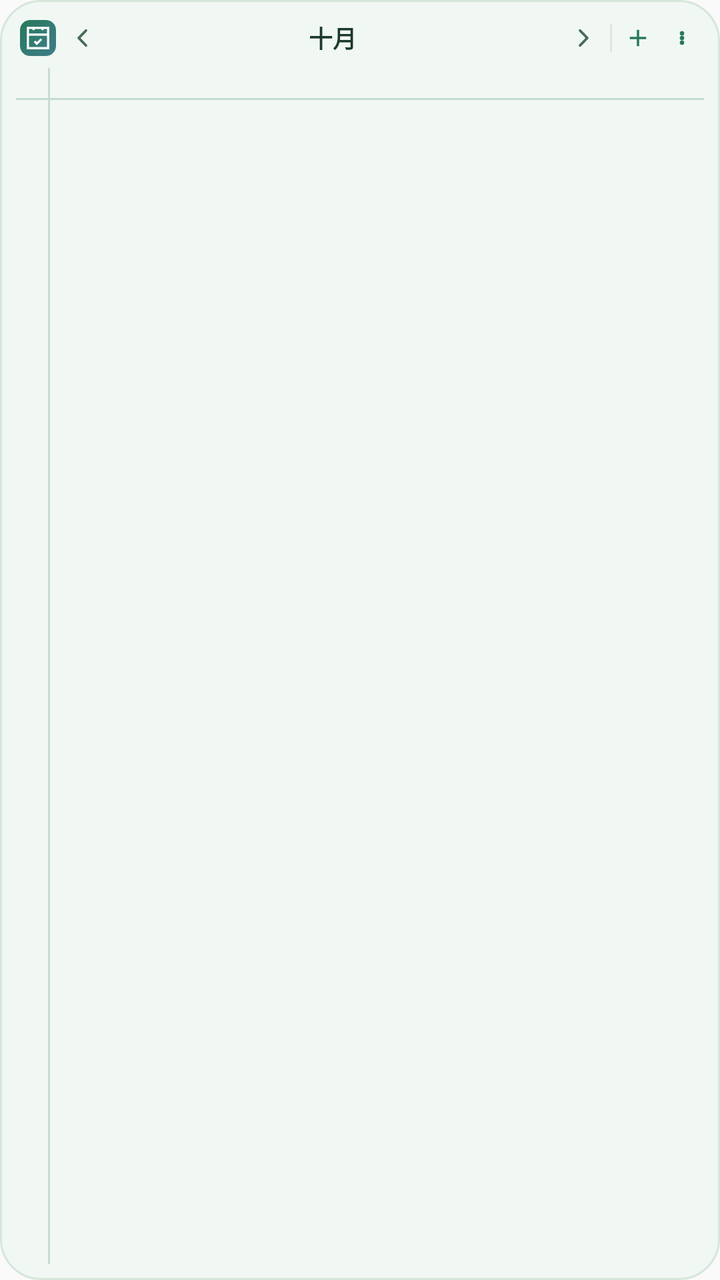
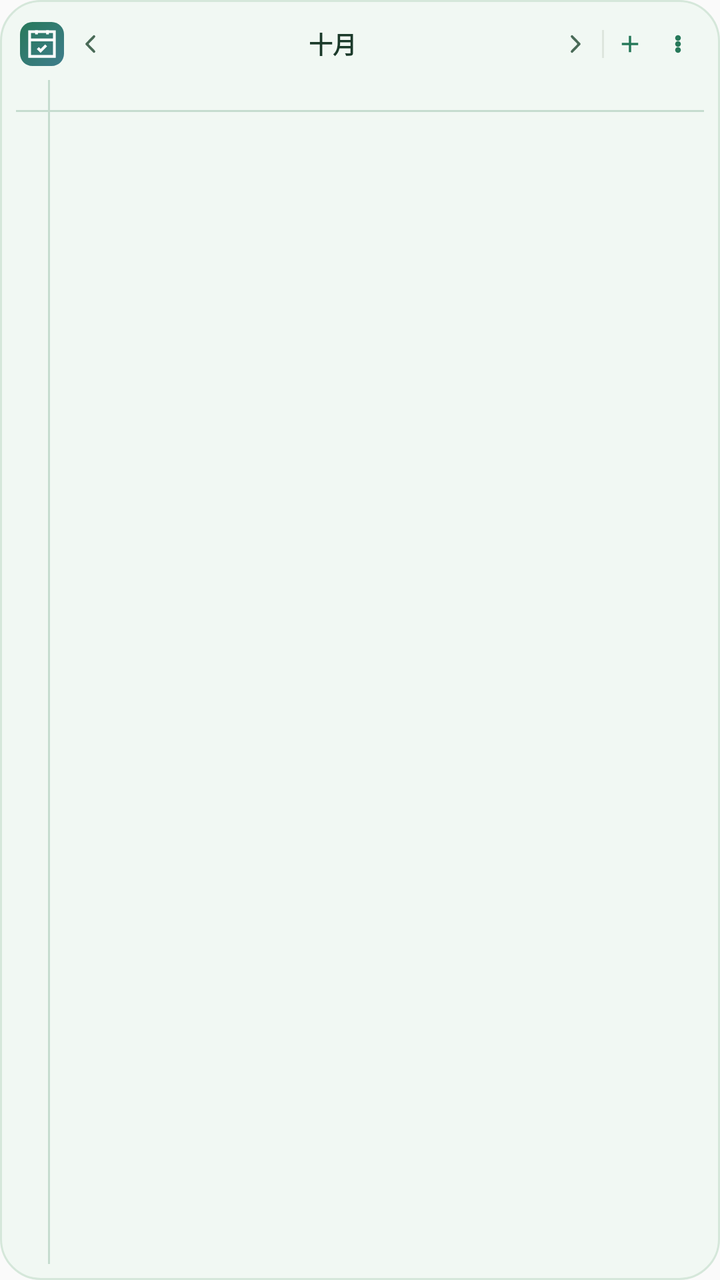

Two renders of the same Android screen: before a commit and after it. Below are the layout's source before the change and the commit's diff.
<!-- AndroidManifest.xml: application theme AppTheme -->
<!-- res/layout/widget_schedule.xml -->
<?xml version="1.0" encoding="utf-8"?>
<LinearLayout xmlns:android="http://schemas.android.com/apk/res/android"
    android:id="@+id/widget_root"
    android:layout_width="match_parent"
    android:layout_height="match_parent"
    android:background="@drawable/widget_bg"
    android:orientation="vertical"
    android:padding="8dp">

    
    <LinearLayout
        android:layout_width="match_parent"
        android:layout_height="22dp"
        android:gravity="center_vertical"
        android:orientation="horizontal">

        <ImageView
            android:id="@+id/iv_logo"
            android:layout_width="22dp"
            android:layout_height="22dp"
            android:contentDescription="回到今天"
            android:padding="2dp"
            android:src="@drawable/ic_widget_logo" />

        <ImageView
            android:id="@+id/btn_prev_month"
            android:layout_width="22dp"
            android:layout_height="22dp"
            android:contentDescription="上一周"
            android:padding="4dp"
            android:src="@drawable/ic_chevron_left" />

        <TextView
            android:id="@+id/tv_month"
            android:layout_width="0dp"
            android:layout_height="22dp"
            android:layout_weight="1"
            android:gravity="center"
            android:text="十月"
            android:textColor="#1B3A2A"
            android:textSize="12sp"
            android:textStyle="bold" />

        <ImageView
            android:id="@+id/btn_next_month"
            android:layout_width="22dp"
            android:layout_height="22dp"
            android:contentDescription="下一周"
            android:padding="4dp"
            android:src="@drawable/ic_chevron_right" />

        <TextView
            android:layout_width="1dp"
            android:layout_height="14dp"
            android:layout_marginLeft="2dp"
            android:layout_marginRight="2dp"
            android:background="#DDE5DD"
            android:text="" />

        <ImageView
            android:id="@+id/btn_add"
            android:layout_width="22dp"
            android:layout_height="22dp"
            android:contentDescription="新建任务"
            android:padding="4dp"
            android:src="@drawable/ic_plus" />

        <ImageView
            android:id="@+id/btn_settings"
            android:layout_width="22dp"
            android:layout_height="22dp"
            android:contentDescription="小组件设置"
            android:padding="4dp"
            android:src="@drawable/ic_more" />
    </LinearLayout>

    
    <LinearLayout
        android:id="@+id/date_strip"
        android:layout_width="match_parent"
        android:layout_height="wrap_content"
        android:layout_marginTop="2dp"
        android:orientation="horizontal" />

    
    <LinearLayout
        android:id="@+id/habit_rows"
        android:layout_width="match_parent"
        android:layout_height="wrap_content"
        android:layout_marginTop="3dp"
        android:background="#E7F3EA"
        android:orientation="vertical"
        android:padding="2dp"
        android:visibility="gone" />

    
    <LinearLayout
        android:id="@+id/panel"
        android:layout_width="match_parent"
        android:layout_height="0dp"
        android:layout_marginTop="2dp"
        android:layout_weight="1"
        android:orientation="vertical">

        
        <LinearLayout
            android:layout_width="match_parent"
            android:layout_height="15dp"
            android:orientation="horizontal">

            <TextView
                android:layout_width="16dp"
                android:layout_height="match_parent"
                android:text="" />

            <TextView
                android:layout_width="1dp"
                android:layout_height="match_parent"
                android:background="#C6DCCF"
                android:text="" />

            <LinearLayout
                android:id="@+id/untimed_bar"
                android:layout_width="0dp"
                android:layout_height="match_parent"
                android:layout_weight="1"
                android:gravity="center_vertical"
                android:orientation="horizontal" />
        </LinearLayout>

        
        <TextView
            android:layout_width="match_parent"
            android:layout_height="1dp"
            android:background="#C6DCCF"
            android:text="" />

        
        <LinearLayout
            android:layout_width="match_parent"
            android:layout_height="0dp"
            android:layout_weight="1"
            android:orientation="horizontal">

            <LinearLayout
                android:id="@+id/tl_scale"
                android:layout_width="16dp"
                android:layout_height="match_parent"
                android:orientation="vertical" />

            
            <TextView
                android:layout_width="1dp"
                android:layout_height="match_parent"
                android:background="#C6DCCF"
                android:text="" />

            <FrameLayout
                android:id="@+id/tl_frame"
                android:layout_width="0dp"
                android:layout_height="match_parent"
                android:layout_weight="1">

                <LinearLayout
                    android:id="@+id/tl_grid"
                    android:layout_width="match_parent"
                    android:layout_height="match_parent"
                    android:orientation="vertical" />

                
                <LinearLayout
                    android:id="@+id/tl_now"
                    android:layout_width="match_parent"
                    android:layout_height="match_parent"
                    android:orientation="vertical" />

                
                <LinearLayout
                    android:id="@+id/tl_tasks"
                    android:layout_width="match_parent"
                    android:layout_height="match_parent"
                    android:orientation="vertical" />
            </FrameLayout>
        </LinearLayout>
    </LinearLayout>

    
    <TextView
        android:id="@+id/tv_footer"
        android:layout_width="match_parent"
        android:layout_height="wrap_content"
        android:layout_marginTop="2dp"
        android:gravity="center"
        android:text=""
        android:textColor="#6B8574"
        android:textSize="9sp"
        android:visibility="gone" />
</LinearLayout>
<!-- resources referenced by this layout -->
<resources>
  <!-- drawable ic_chevron_left (drawable) -->
  <?xml version="1.0" encoding="utf-8"?>
  <vector xmlns:android="http://schemas.android.com/apk/res/android"
      android:width="24dp"
      android:height="24dp"
      android:viewportWidth="24"
      android:viewportHeight="24">
      <path
          android:pathData="M15.4,5.6 L9.2,12 L15.4,18.4"
          android:strokeColor="#4A6B58"
          android:strokeWidth="2.2"
          android:strokeLineCap="round"
          android:strokeLineJoin="round" />
  </vector>
  <!-- drawable ic_chevron_right (drawable) -->
  <?xml version="1.0" encoding="utf-8"?>
  <vector xmlns:android="http://schemas.android.com/apk/res/android"
      android:width="24dp"
      android:height="24dp"
      android:viewportWidth="24"
      android:viewportHeight="24">
      <path
          android:pathData="M8.6,5.6 L14.8,12 L8.6,18.4"
          android:strokeColor="#4A6B58"
          android:strokeWidth="2.2"
          android:strokeLineCap="round"
          android:strokeLineJoin="round" />
  </vector>
  <!-- drawable ic_more (drawable) -->
  <?xml version="1.0" encoding="utf-8"?>
  <vector xmlns:android="http://schemas.android.com/apk/res/android"
      android:width="24dp"
      android:height="24dp"
      android:viewportHeight="24"
      android:viewportWidth="24">
      <path
          android:fillColor="#27795A"
          android:pathData="M12,8m-1.9,0a1.9,1.9 0 1,0 3.8,0a1.9,1.9 0 1,0 -3.8,0" />
      <path
          android:fillColor="#27795A"
          android:pathData="M12,12m-1.9,0a1.9,1.9 0 1,0 3.8,0a1.9,1.9 0 1,0 -3.8,0" />
      <path
          android:fillColor="#27795A"
          android:pathData="M12,16m-1.9,0a1.9,1.9 0 1,0 3.8,0a1.9,1.9 0 1,0 -3.8,0" />
  </vector>
  <!-- drawable ic_plus (drawable) -->
  <?xml version="1.0" encoding="utf-8"?>
  <vector xmlns:android="http://schemas.android.com/apk/res/android"
      android:width="24dp"
      android:height="24dp"
      android:viewportWidth="24"
      android:viewportHeight="24">
      <path
          android:fillColor="#27795A"
          android:pathData="M11,5 L11,11 L5,11 L5,13 L11,13 L11,19 L13,19 L13,13 L19,13 L19,11 L13,11 L13,5 Z" />
  </vector>
  <!-- drawable widget_bg (drawable) -->
  <?xml version="1.0" encoding="utf-8"?>
  <shape xmlns:android="http://schemas.android.com/apk/res/android"
      android:shape="rectangle">
      <solid android:color="#F1F8F3" />
      <corners android:radius="20dp" />
      <stroke android:width="1dp" android:color="#D5E7DA" />
  </shape>
  <style name="AppTheme" parent="Theme.AppCompat.Light.DarkActionBar">
          
          <item name="colorPrimary">@color/colorPrimary</item>
          <item name="colorPrimaryDark">@color/colorPrimaryDark</item>
          <item name="colorAccent">@color/colorAccent</item>
      </style>
  <!-- unchanged entries left out for length: 1 -->
</resources>

<!-- the commit's change to res/layout/widget_schedule.xml (unified diff, before → after) -->
@@ -10,14 +10,14 @@
     
     <LinearLayout
         android:layout_width="match_parent"
-        android:layout_height="22dp"
+        android:layout_height="28dp"
         android:gravity="center_vertical"
         android:orientation="horizontal">
 
         <ImageView
             android:id="@+id/iv_logo"
-            android:layout_width="22dp"
-            android:layout_height="22dp"
+            android:layout_width="26dp"
+            android:layout_height="26dp"
             android:contentDescription="回到今天"
             android:padding="2dp"
             android:src="@drawable/ic_widget_logo" />
@@ -67,8 +67,8 @@
 
         <ImageView
             android:id="@+id/btn_settings"
-            android:layout_width="22dp"
-            android:layout_height="22dp"
+            android:layout_width="26dp"
+            android:layout_height="26dp"
             android:contentDescription="小组件设置"
             android:padding="4dp"
             android:src="@drawable/ic_more" />
